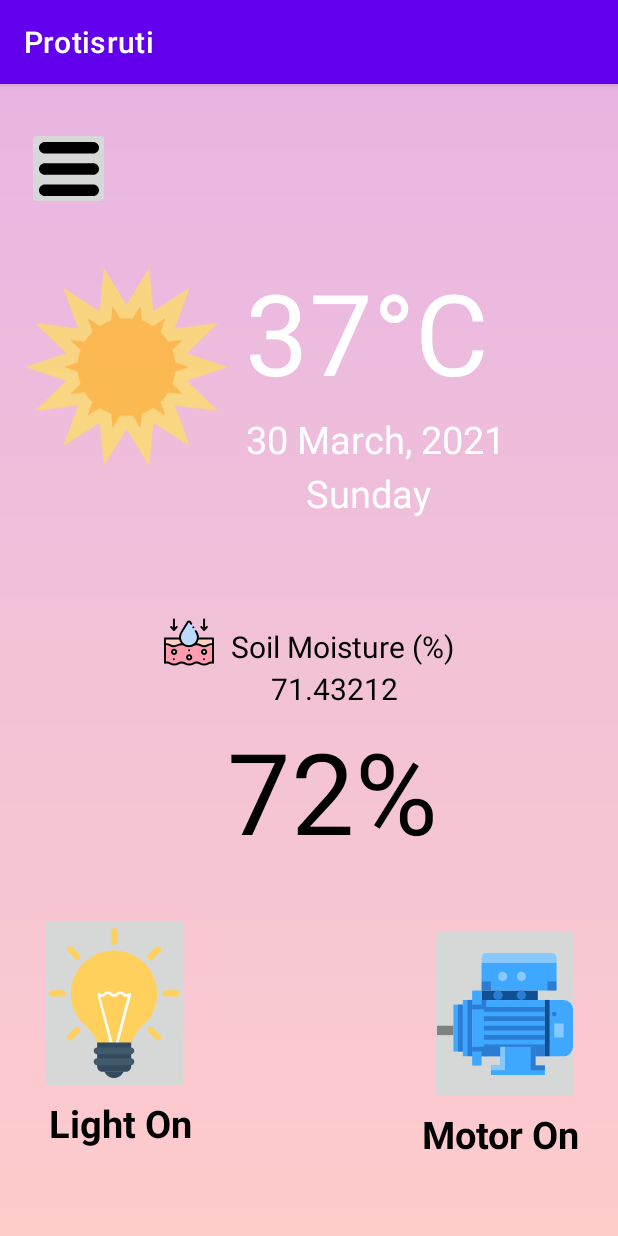
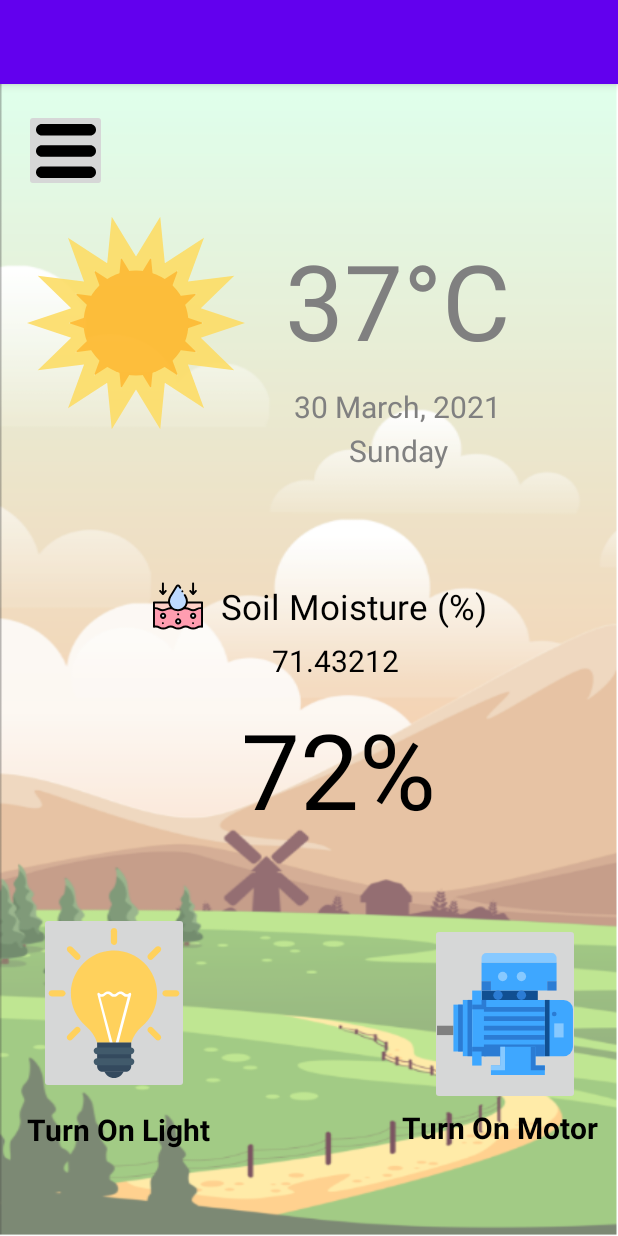
Before and after one commit to samira9707/CSE299, an Android app: the screen it shows after launch (MainActivity), on a phone screen of 412 x 824 dp. Run offline under Robolectric (Android 15) with nearby library versions, the phone set to English and light mode, and no system bars.

Commit message:
updated homepage

```diff
--- a/Android/Protisruti/app/src/main/res/drawable/background.xml
+++ b/Android/Protisruti/app/src/main/res/drawable/background.xml
@@ -1,8 +1,8 @@
 <?xml version="1.0" encoding="utf-8"?>
 <shape xmlns:android="http://schemas.android.com/apk/res/android">
 <gradient
-    android:startColor="#E8B5E3"
+
     android:centerColor="#F2C2D6"
-    android:endColor="#FFCCCC"
-    android:angle="-135"/>
+
+    />
 </shape>
--- a/Android/Protisruti/app/src/main/res/drawable/ic_sun.xml
+++ b/Android/Protisruti/app/src/main/res/drawable/ic_sun.xml
@@ -1,4 +1,4 @@
-<vector android:alpha="0.77" android:height="120dp"
+<vector android:alpha="0.90" android:height="120dp"
     android:viewportHeight="141.924" android:viewportWidth="141.924"
     android:width="120dp" xmlns:android="http://schemas.android.com/apk/res/android">
     <path android:fillColor="#FFB829" android:pathData="M70.962,70.961m-43.141,0a43.141,43.141 0,1 1,86.282 0a43.141,43.141 0,1 1,-86.282 0"/>
--- a/Android/Protisruti/app/src/main/res/layout/activity_main.xml
+++ b/Android/Protisruti/app/src/main/res/layout/activity_main.xml
@@ -4,108 +4,137 @@
     xmlns:tools="http://schemas.android.com/tools"
     android:layout_width="match_parent"
     android:layout_height="match_parent"
-    android:background="@drawable/background"
     tools:context=".MainActivity">
 
+    <View
+        android:id="@+id/background"
+        android:layout_width="wrap_content"
+        android:layout_height="wrap_content"
+        android:alpha="0.77"
+        android:background="@drawable/splash_screen_img"
+        app:layout_constraintBottom_toBottomOf="parent"
+        app:layout_constraintEnd_toEndOf="parent"
+        app:layout_constraintHorizontal_bias="0.0"
+        app:layout_constraintStart_toStartOf="parent"
+        app:layout_constraintTop_toTopOf="parent"
+        app:layout_constraintVertical_bias="0.0" />
 
-<ImageButton
-        android:id="@+id/menu"
+
+
+    <!--MENUBAR ICON BUTTON-->
+    <ImageButton
+        android:id="@+id/menubar"
         android:layout_width="55dp"
         android:layout_height="55dp"
         android:src="@drawable/ic_menu"
         app:layout_constraintBottom_toBottomOf="parent"
         app:layout_constraintEnd_toEndOf="parent"
-        app:layout_constraintHorizontal_bias="0.05"
+        app:layout_constraintHorizontal_bias="0.044"
         app:layout_constraintStart_toStartOf="parent"
         app:layout_constraintTop_toTopOf="parent"
-        app:layout_constraintVertical_bias="0.04"/>
+        app:layout_constraintVertical_bias="0.023" />
+
+    <!--Weather ICON View-->
 
     <ImageView
-        android:id="@+id/temperature"
-        android:layout_width="135dp"
+        android:id="@+id/weather_icon"
+        android:layout_width="145dp"
         android:layout_height="145dp"
-       android:src="@drawable/ic_sun"
+        android:src="@drawable/ic_sun"
         app:layout_constraintBottom_toBottomOf="parent"
         app:layout_constraintEnd_toEndOf="parent"
-        app:layout_constraintHorizontal_bias="0.06"
+        app:layout_constraintHorizontal_bias="0.067"
         app:layout_constraintStart_toStartOf="parent"
         app:layout_constraintTop_toTopOf="parent"
-        app:layout_constraintVertical_bias="0.186" />
+        app:layout_constraintVertical_bias="0.139" />
 
+
+    <!--Temperature Value -->
     <TextView
-        android:id="@+id/textView1"
+        android:id="@+id/temperature_value"
         android:layout_width="wrap_content"
         android:layout_height="wrap_content"
         android:text="37°C"
-        android:textColor="@color/white"
-        android:textSize="75sp"
+        android:textColor="#808080"
+        android:textSize="70sp"
         android:textStyle="normal"
         app:layout_constraintBottom_toBottomOf="parent"
         app:layout_constraintEnd_toEndOf="parent"
-        app:layout_constraintHorizontal_bias="0.654"
+        app:layout_constraintHorizontal_bias="0.726"
         app:layout_constraintStart_toStartOf="parent"
         app:layout_constraintTop_toTopOf="parent"
-        app:layout_constraintVertical_bias="0.172" />
+        app:layout_constraintVertical_bias="0.144" />
 
+
+    <!--Today's Date-->
     <TextView
-        android:id="@+id/textView2"
+        android:id="@+id/Todays_date"
         android:layout_width="wrap_content"
         android:layout_height="wrap_content"
         android:text="30 March, 2021"
-        android:textColor="@color/white"
-        android:textSize="25sp"
+        android:textColor="#808080"
+        android:textSize="20sp"
         android:textStyle="normal"
         app:layout_constraintBottom_toBottomOf="parent"
         app:layout_constraintEnd_toEndOf="parent"
-        app:layout_constraintHorizontal_bias="0.684"
+        app:layout_constraintHorizontal_bias="0.715"
         app:layout_constraintStart_toStartOf="parent"
         app:layout_constraintTop_toTopOf="parent"
-        app:layout_constraintVertical_bias="0.299" />
+        app:layout_constraintVertical_bias="0.272" />
 
+
+
+    <!--Today-->
     <TextView
-        android:id="@+id/textView3"
+        android:id="@+id/Day"
         android:layout_width="wrap_content"
         android:layout_height="wrap_content"
         android:text="Sunday"
-        android:textColor="@color/white"
-        android:textSize="25sp"
+        android:textColor="#808080"
+        android:textSize="20sp"
         android:textStyle="normal"
         app:layout_constraintBottom_toBottomOf="parent"
         app:layout_constraintEnd_toEndOf="parent"
-        app:layout_constraintHorizontal_bias="0.62"
+        app:layout_constraintHorizontal_bias="0.673"
         app:layout_constraintStart_toStartOf="parent"
         app:layout_constraintTop_toTopOf="parent"
-        app:layout_constraintVertical_bias="0.348" />
+        app:layout_constraintVertical_bias="0.311" />
 
+    <!--soil moisture icon-->
     <ImageView
-        android:id="@+id/soi_moisture"
+        android:id="@+id/soi_moisture_icon"
         android:layout_width="33dp"
         android:layout_height="33dp"
         android:src="@drawable/ic_moisturizing"
         app:layout_constraintBottom_toBottomOf="parent"
         app:layout_constraintEnd_toEndOf="parent"
-        app:layout_constraintHorizontal_bias="0.288"
+        app:layout_constraintHorizontal_bias="0.269"
         app:layout_constraintStart_toStartOf="parent"
         app:layout_constraintTop_toTopOf="parent"
-        app:layout_constraintVertical_bias="0.484" />
+        app:layout_constraintVertical_bias="0.451" />
 
+
+
+    <!--soil moisture text-->
     <TextView
-        android:id="@+id/textView4"
+        android:id="@+id/soil_moisture_text"
         android:layout_width="wrap_content"
         android:layout_height="wrap_content"
         android:text="Soil Moisture (%)"
         android:textColor="@color/black"
-        android:textSize="20sp"
+        android:textSize="23sp"
         android:textStyle="normal"
         app:layout_constraintBottom_toBottomOf="parent"
         app:layout_constraintEnd_toEndOf="parent"
-        app:layout_constraintHorizontal_bias="0.584"
+        app:layout_constraintHorizontal_bias="0.628"
         app:layout_constraintStart_toStartOf="parent"
         app:layout_constraintTop_toTopOf="parent"
-        app:layout_constraintVertical_bias="0.488" />
+        app:layout_constraintVertical_bias="0.452" />
 
+
+    <!--soil moisture value-->
     <TextView
-        android:id="@+id/textView5"
+        android:id="@+id/soil_moisture_value"
         android:layout_width="wrap_content"
         android:layout_height="wrap_content"
         android:text="71.43212"
@@ -114,28 +143,31 @@
         android:textStyle="normal"
         app:layout_constraintBottom_toBottomOf="parent"
         app:layout_constraintEnd_toEndOf="parent"
-        app:layout_constraintHorizontal_bias="0.552"
+        app:layout_constraintHorizontal_bias="0.554"
         app:layout_constraintStart_toStartOf="parent"
-        app:layout_constraintTop_toTopOf="parent"
-        app:layout_constraintVertical_bias="0.526" />
+        app:layout_constraintTop_toTopOf="parent" />
 
+
+    <!--soil moisture percentage-->
     <TextView
-        android:id="@+id/textView6"
+        android:id="@+id/soil_moisture_percentage"
         android:layout_width="wrap_content"
         android:layout_height="wrap_content"
         android:text="72%"
         android:textColor="@color/black"
-        android:textSize="75sp"
+        android:textSize="70sp"
         android:textStyle="normal"
         app:layout_constraintBottom_toBottomOf="parent"
         app:layout_constraintEnd_toEndOf="parent"
-        app:layout_constraintHorizontal_bias="0.558"
+        app:layout_constraintHorizontal_bias="0.569"
         app:layout_constraintStart_toStartOf="parent"
         app:layout_constraintTop_toTopOf="parent"
-        app:layout_constraintVertical_bias="0.63" />
+        app:layout_constraintVertical_bias="0.608" />
 
+
+    <!--Light_icon-->
     <ImageButton
-        android:id="@+id/light"
+        android:id="@+id/light_icon"
         android:layout_width="100dp"
         android:layout_height="121dp"
         android:src="@drawable/ic_light"
@@ -146,8 +178,9 @@
         app:layout_constraintTop_toTopOf="parent"
         app:layout_constraintVertical_bias="0.854" />
 
+    <!-- Motor_icon-->
     <ImageButton
-        android:id="@+id/motor"
+        android:id="@+id/Motor_Icon"
         android:layout_width="100dp"
         android:layout_height="121dp"
         android:src="@drawable/ic_motor"
@@ -158,33 +191,37 @@
         app:layout_constraintTop_toTopOf="parent"
         app:layout_constraintVertical_bias="0.865" />
 
+
+    <!--Turn_on_Light_text-->
     <TextView
-        android:id="@+id/textView7"
+        android:id="@+id/Turn_on_light"
         android:layout_width="wrap_content"
         android:layout_height="wrap_content"
-        android:text="Light On"
+        android:text="Turn On Light"
         android:textColor="@color/black"
-        android:textSize="25sp"
+        android:textSize="20sp"
         android:textStyle="bold"
         app:layout_constraintBottom_toBottomOf="parent"
         app:layout_constraintEnd_toEndOf="parent"
-        app:layout_constraintHorizontal_bias="0.103"
+        app:layout_constraintHorizontal_bias="0.062"
+        app:layout_constraintStart_toStartOf="parent"
+        app:layout_constraintTop_toTopOf="parent"
+        app:layout_constraintVertical_bias="0.923" />
+
+
+    <!-- Turn_On_Motor_text-->
+    <TextView
+        android:id="@+id/Turn_On_Motor"
+        android:layout_width="wrap_content"
+        android:layout_height="wrap_content"
+        android:text="Turn On Motor"
+        android:textColor="@color/black"
+        android:textSize="20sp"
+        android:textStyle="bold"
+        app:layout_constraintBottom_toBottomOf="parent"
+        app:layout_constraintEnd_toEndOf="parent"
+        app:layout_constraintHorizontal_bias="0.953"
         app:layout_constraintStart_toStartOf="parent"
         app:layout_constraintTop_toTopOf="parent"
         app:layout_constraintVertical_bias="0.921" />
-
-    <TextView
-        android:id="@+id/textView8"
-        android:layout_width="wrap_content"
-        android:layout_height="wrap_content"
-        android:text="Motor On"
-        android:textColor="@color/black"
-        android:textSize="25sp"
-        android:textStyle="bold"
-        app:layout_constraintBottom_toBottomOf="parent"
-        app:layout_constraintEnd_toEndOf="parent"
-        app:layout_constraintHorizontal_bias="0.918"
-        app:layout_constraintStart_toStartOf="parent"
-        app:layout_constraintTop_toTopOf="parent"
-        app:layout_constraintVertical_bias="0.931" />
 </androidx.constraintlayout.widget.ConstraintLayout>
--- a/Android/Protisruti/app/src/main/res/values/strings.xml
+++ /dev/null
@@ -1,3 +0,0 @@
-<resources>
-    <string name="app_name">Protisruti</string>
-</resources>
```
